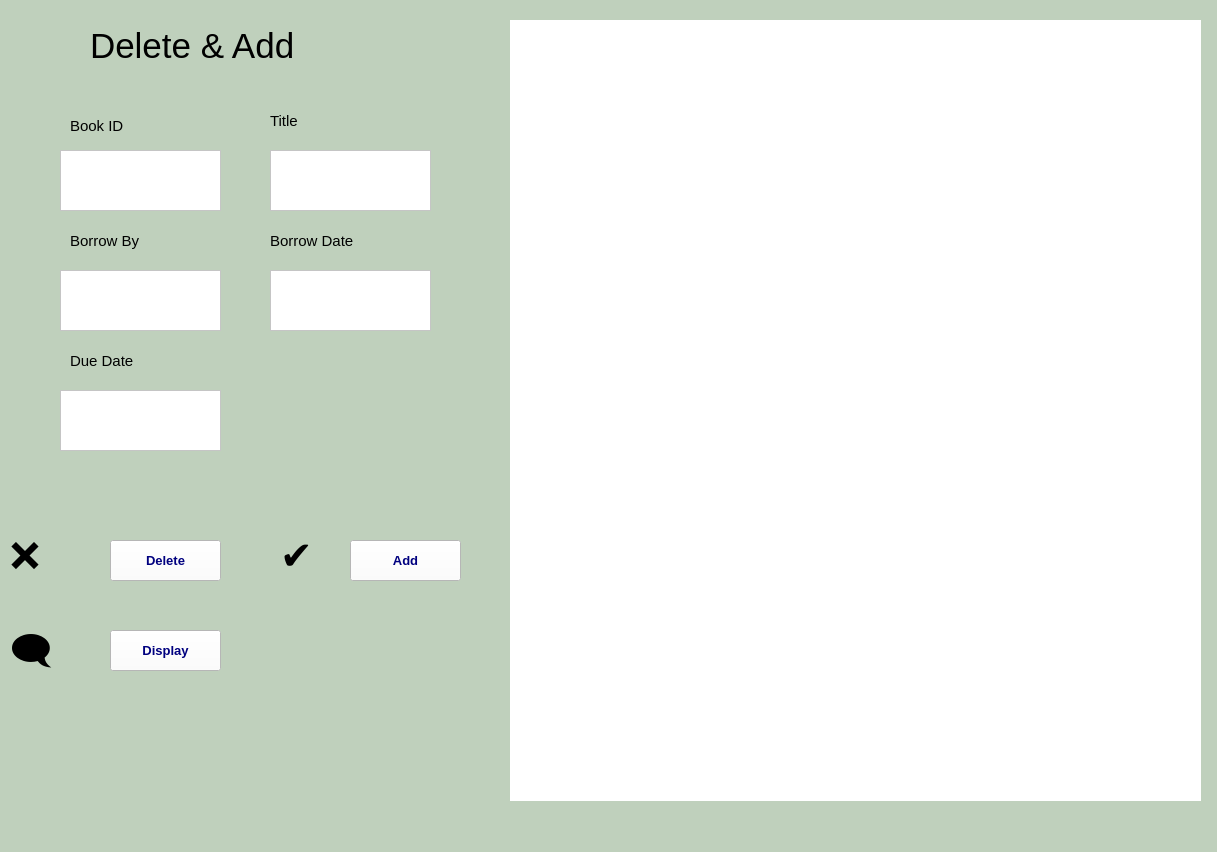
Above: delete_add.ui from ferdosshokati/Library_management before the change. Below: the same form after it.
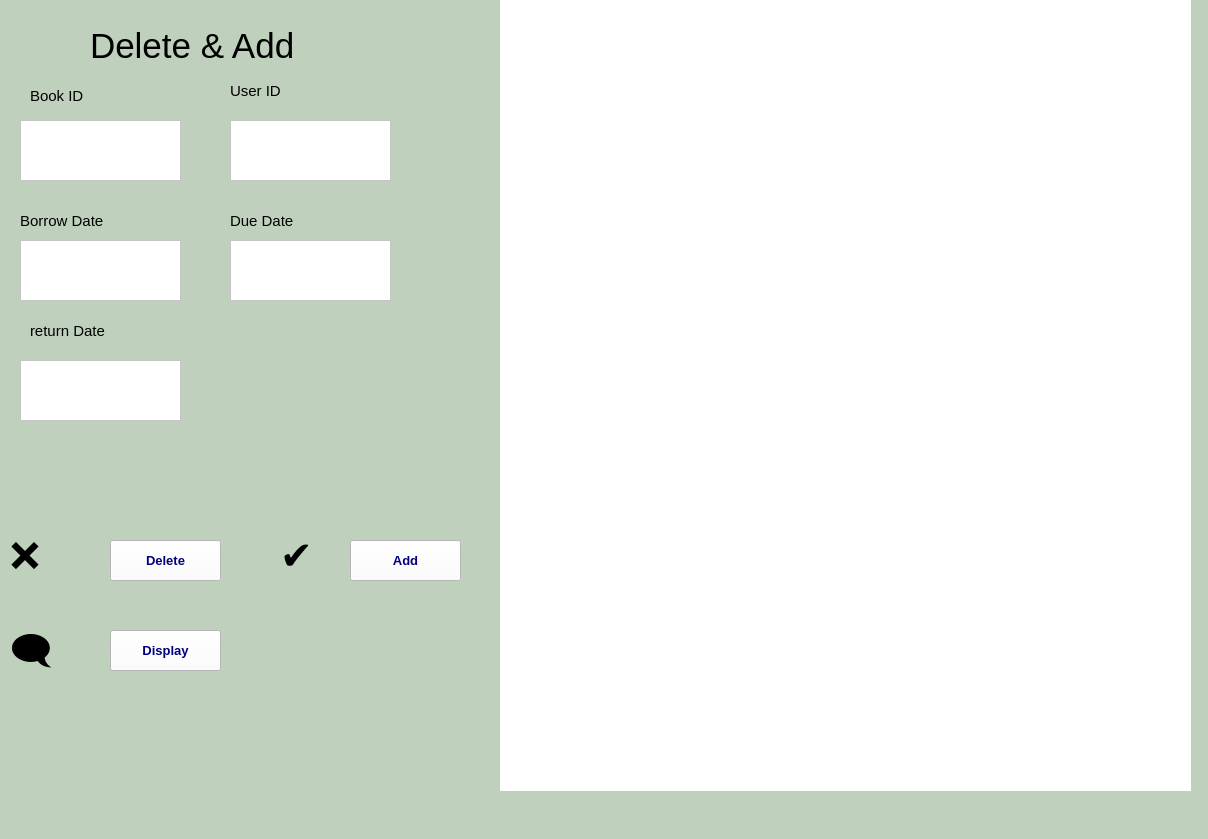
That is the form after the change.

```diff
--- a/delete_add.ui
+++ b/delete_add.ui
@@ -6,8 +6,8 @@
    <rect>
     <x>0</x>
     <y>0</y>
-    <width>1217</width>
-    <height>852</height>
+    <width>1208</width>
+    <height>839</height>
    </rect>
   </property>
   <property name="windowTitle">
@@ -116,10 +116,10 @@
    <widget class="QWidget" name="widget" native="true">
     <property name="geometry">
      <rect>
-      <x>510</x>
-      <y>20</y>
+      <x>500</x>
+      <y>-10</y>
       <width>691</width>
-      <height>781</height>
+      <height>801</height>
      </rect>
     </property>
     <property name="styleSheet">
@@ -174,8 +174,8 @@
    <widget class="QTextEdit" name="textEdit_bid">
     <property name="geometry">
      <rect>
-      <x>60</x>
-      <y>150</y>
+      <x>20</x>
+      <y>120</y>
       <width>161</width>
       <height>61</height>
      </rect>
@@ -187,8 +187,8 @@
    <widget class="QTextEdit" name="textEdit_Title">
     <property name="geometry">
      <rect>
-      <x>270</x>
-      <y>150</y>
+      <x>230</x>
+      <y>120</y>
       <width>161</width>
       <height>61</height>
      </rect>
@@ -200,8 +200,8 @@
    <widget class="QTextEdit" name="textEdit_Borrow_by">
     <property name="geometry">
      <rect>
-      <x>60</x>
-      <y>270</y>
+      <x>20</x>
+      <y>240</y>
       <width>161</width>
       <height>61</height>
      </rect>
@@ -213,8 +213,8 @@
    <widget class="QTextEdit" name="textEdit_borrow_date">
     <property name="geometry">
      <rect>
-      <x>270</x>
-      <y>270</y>
+      <x>230</x>
+      <y>240</y>
       <width>161</width>
       <height>61</height>
      </rect>
@@ -226,8 +226,8 @@
    <widget class="QTextEdit" name="textEdit_Due">
     <property name="geometry">
      <rect>
-      <x>60</x>
-      <y>390</y>
+      <x>20</x>
+      <y>360</y>
       <width>161</width>
       <height>61</height>
      </rect>
@@ -239,8 +239,8 @@
    <widget class="QLabel" name="label_bid">
     <property name="geometry">
      <rect>
-      <x>70</x>
-      <y>115</y>
+      <x>30</x>
+      <y>85</y>
       <width>81</width>
       <height>21</height>
      </rect>
@@ -257,8 +257,8 @@
    <widget class="QLabel" name="label_Title">
     <property name="geometry">
      <rect>
-      <x>270</x>
-      <y>110</y>
+      <x>230</x>
+      <y>80</y>
       <width>81</width>
       <height>21</height>
      </rect>
@@ -269,14 +269,14 @@
      </font>
     </property>
     <property name="text">
-     <string>Title</string>
+     <string>User ID</string>
     </property>
    </widget>
    <widget class="QLabel" name="label_Borro_by">
     <property name="geometry">
      <rect>
-      <x>70</x>
-      <y>230</y>
+      <x>230</x>
+      <y>210</y>
       <width>111</width>
       <height>21</height>
      </rect>
@@ -287,14 +287,14 @@
      </font>
     </property>
     <property name="text">
-     <string>Borrow By</string>
+     <string>Due Date</string>
     </property>
    </widget>
    <widget class="QLabel" name="label_Bdate">
     <property name="geometry">
      <rect>
-      <x>270</x>
-      <y>230</y>
+      <x>20</x>
+      <y>210</y>
       <width>121</width>
       <height>21</height>
      </rect>
@@ -311,8 +311,8 @@
    <widget class="QLabel" name="label_due_date">
     <property name="geometry">
      <rect>
-      <x>70</x>
-      <y>350</y>
+      <x>30</x>
+      <y>320</y>
       <width>121</width>
       <height>21</height>
      </rect>
@@ -323,7 +323,7 @@
      </font>
     </property>
     <property name="text">
-     <string>Due Date</string>
+     <string>return Date</string>
     </property>
    </widget>
    <widget class="QLabel" name="label_picadd">
```
Left out of the diff: 16 changed lines with no effect on the pictures.
